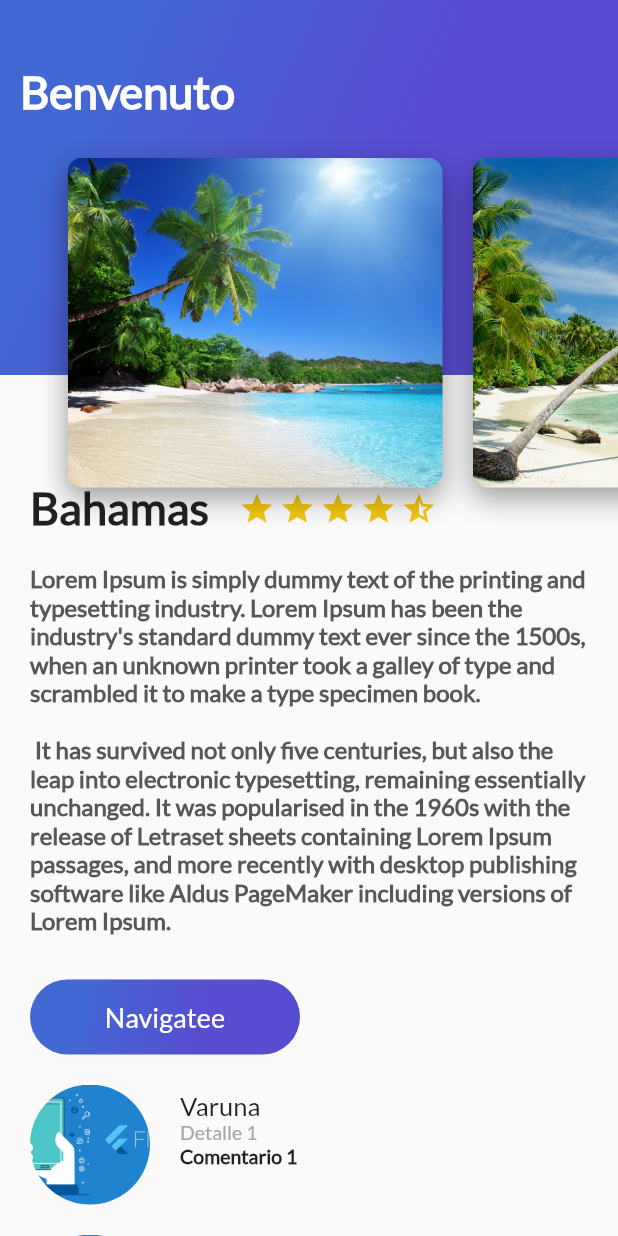
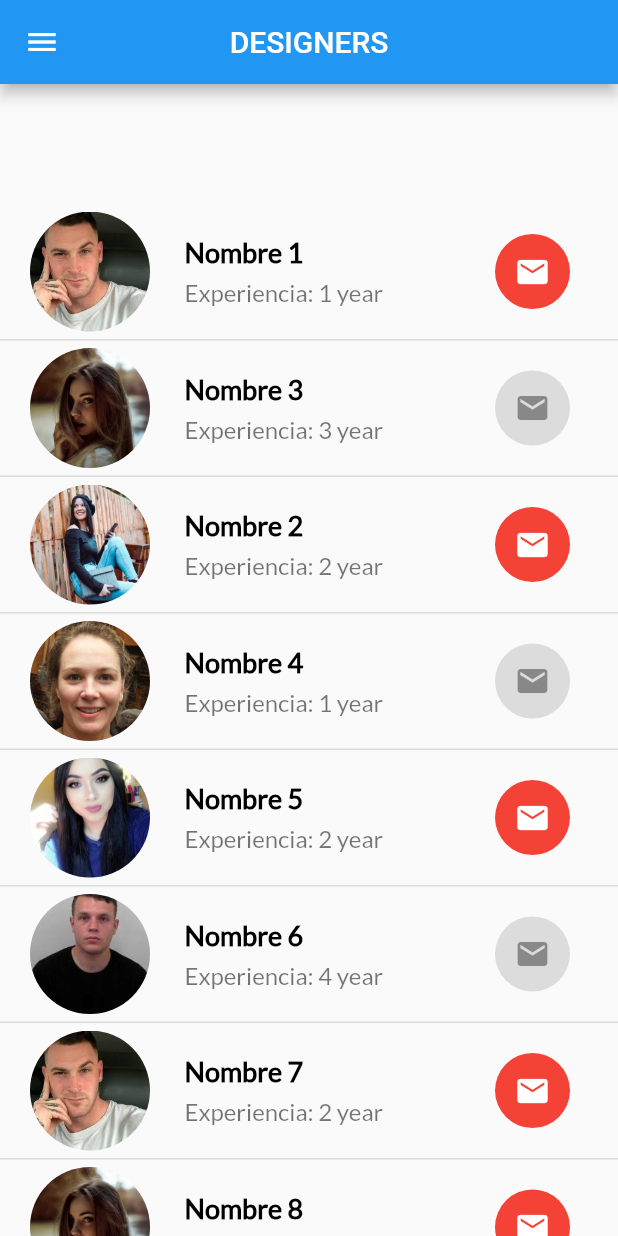
Before and after one commit to davidcrc/TripsFlutter, a Flutter app: the screen it shows after launch, on a phone screen of 412 x 824 dp. Run offline on Flutter 3.47's test engine with Material 2 defaults, Android fonts, the phone set to English and light mode, and no system bars.

Commit message:
Tercer reto: Una interfaz en la cual muestre diferentes perfiles de diseñadores con algunos datos

```diff
--- /dev/null
+++ b/lib/item_designer.dart
@@ -0,0 +1,107 @@
+import 'package:flutter/material.dart';
+
+class ItemDesigner extends StatelessWidget{
+
+  String nombre = 'Nombre';
+  String experiencia = 'x mese(s)';
+  String path = 'assets/images/avatar.jpg';
+  bool mensaje = false;
+  int genero = 0;
+
+  ItemDesigner(this.nombre, this.experiencia, this.path, this.mensaje);
+
+  @override
+  Widget build(BuildContext context) {
+    //
+    final photo = Container(
+      margin: EdgeInsets.only(
+        top: 5.0,
+        left: 20.0,
+        bottom: 5.0,
+      ),
+
+      height: 80.0,
+      width: 80.0,
+      decoration: BoxDecoration(
+        borderRadius: BorderRadius.circular(50),
+        image: DecorationImage(
+            fit: BoxFit.cover,
+            image: AssetImage(path),
+        )
+      ),
+    );
+
+
+    // NOTE: Cual es la diferencia entre EdgeInsets.all y only???
+    final username = Container(
+      margin: EdgeInsets.all(3),
+      child: Text(nombre,
+        style: TextStyle(
+          color: Colors.black,
+          fontWeight: FontWeight.w600,
+          fontFamily: "Lato",
+          fontSize: 18.0,
+        ),
+      ),
+    );
+
+    final experience = Container(
+      margin: EdgeInsets.all( 3 ),
+      child: Text('Experiencia: $experiencia',
+        style: TextStyle(
+          color: Colors.black54,
+          fontSize: 16.0,
+          fontFamily: "Lato",
+        ),
+      )
+    );
+
+
+    final descriptionUser = Container(
+      margin: EdgeInsets.only(
+        left: 20.0,
+      ),
+      width: 210.0,
+        child: Column(
+          crossAxisAlignment: CrossAxisAlignment.start,
+          children: <Widget>[
+            username,
+            experience
+          ],
+        ),
+    );
+
+    final buttonSatateMessage = Container(
+      height: 50,
+      width: 50,
+      decoration: BoxDecoration(
+        color: (mensaje) ? Colors.red: Colors.black12,
+        borderRadius: BorderRadius.circular(40),
+      ),
+      child: Icon(Icons.email, color: (mensaje)?Colors.white: Colors.black38),
+    );
+
+
+    return Container(
+      child: Row(
+        children: <Widget>[
+          photo,
+          descriptionUser,
+          buttonSatateMessage,
+        ],
+      ),
+
+      decoration: BoxDecoration(
+        border: Border(
+          bottom: BorderSide(
+            color: Colors.black12,
+            width: 1.0,
+          )
+        )
+      ),
+    );
+
+    //throw UnimplementedError();
+  }
+
+}
--- /dev/null
+++ b/lib/item_list.dart
@@ -0,0 +1,35 @@
+import 'package:flutter/material.dart';
+import 'item_designer.dart';
+
+class ItemDesignerList extends StatelessWidget{
+
+
+  @override
+  Widget build(BuildContext context) {
+    //
+    return Container(
+      margin: EdgeInsets.only(
+        top: 80.0
+      ),
+
+      child: ListView(
+        children: <Widget>[
+          ItemDesigner('Nombre 1', '1 year', 'assets/images/perfil1.jpg', true),
+
+          ItemDesigner('Nombre 3', '3 year', 'assets/images/perfil3.jpg', false),
+          ItemDesigner('Nombre 2', '2 year', 'assets/images/perfil2.jpg', true),
+          ItemDesigner('Nombre 4', '1 year', 'assets/images/perfil4.jpg', false),
+          ItemDesigner('Nombre 5', '2 year', 'assets/images/perfil5.jpg', true),
+          ItemDesigner('Nombre 6', '4 year', 'assets/images/perfil6.jpg', false),
+          ItemDesigner('Nombre 7', '2 year', 'assets/images/perfil1.jpg', true),
+          ItemDesigner('Nombre 8', '1 year', 'assets/images/perfil3.jpg', true),
+          ItemDesigner('Nombre 9', '2 year', 'assets/images/perfil6.jpg', false),
+          ItemDesigner('Nombre 10', '2 year', 'assets/images/perfil5.jpg', true),
+
+        ],
+      ),
+    );
+    //throw UnimplementedError();
+  }
+
+}
--- a/lib/main.dart
+++ b/lib/main.dart
@@ -3,6 +3,10 @@ import 'package:platzi_flutter_app/description_place.dart';
 import 'package:platzi_flutter_app/review_list.dart';
 import 'package:platzi_flutter_app/gradient_back.dart';
 import 'header_appbar.dart';
+
+// Para el reto 3
+import 'item_designer.dart';
+import 'item_list.dart';
 
 void main() => runApp(MyApp());
 
@@ -28,6 +32,9 @@ class MyApp extends StatelessWidget {
         primarySwatch: Colors.blue,
       ),
       //home: MyHomePage(title: 'Flutter Demo Home Page'),
+
+      // Note: Antes del reto 3
+      /*
       home: Scaffold(
         /* Lo quitamos porq se hara uno personalizado
         appBar: AppBar(
@@ -80,6 +87,24 @@ class MyApp extends StatelessWidget {
         ),
       */
       )
+      */
+
+      /// RETO 3 - home
+
+      home: Scaffold(
+        appBar: AppBar(
+          leading: Icon(Icons.menu),
+          title: Text("DESIGNERS" ),
+          centerTitle: true,
+        ),
+
+        body: Stack(
+          children: <Widget>[
+            ItemDesignerList(),
+            //AppBarForm(),
+          ],
+        ),
+      ),
     );
   }
 }
```
Also changed, not shown: pubspec.yaml (+7 -0 lines), assets/images/avatar.jpg (added), assets/images/perfil1.jpg (added), assets/images/perfil2.jpg (added), assets/images/perfil3.jpg (added), assets/images/perfil4.jpg (added), assets/images/perfil5.jpg (added), assets/images/perfil6.jpg (added).
